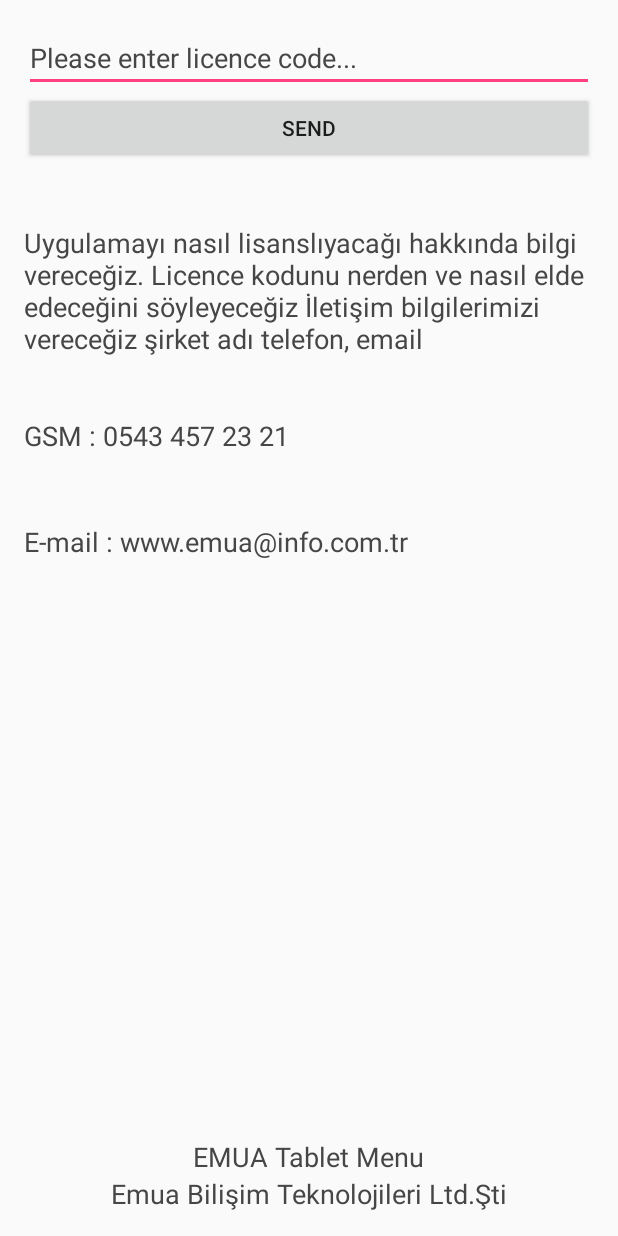
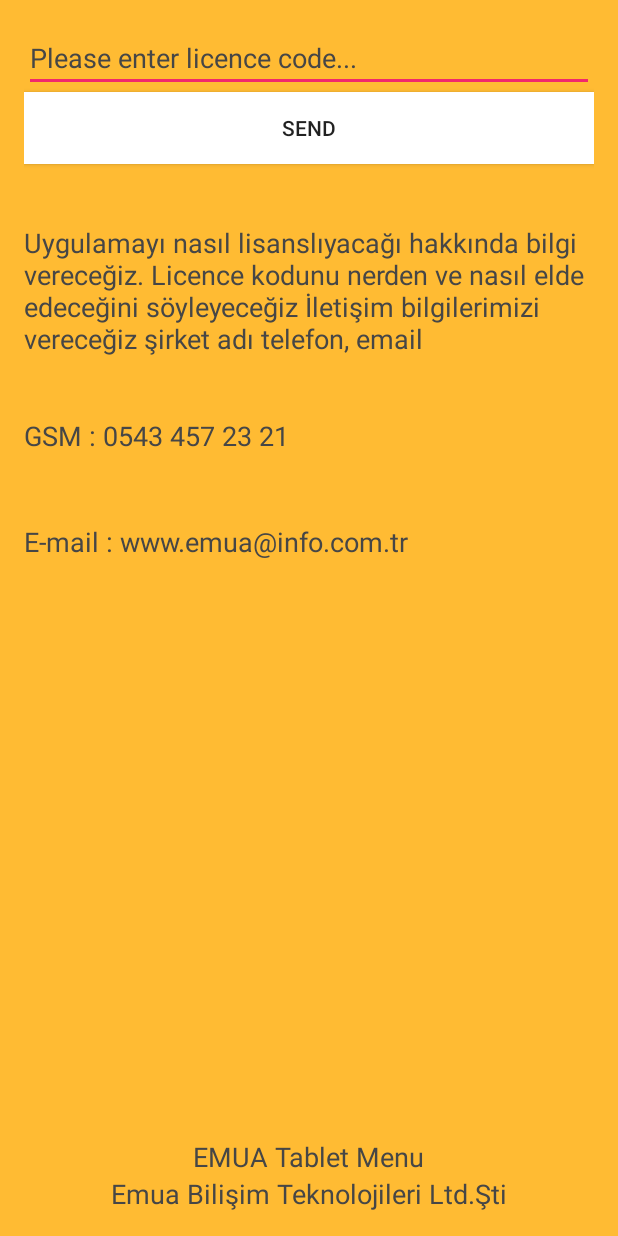
Before and after one commit to erdembingol/EMUA, an Android app: the layout activity_licence_screen.xml on its own in the app's theme, with its tools: preview values and no code run, on a phone screen of 412 x 824 dp. Run offline under Robolectric (Android 15) with nearby library versions, the phone set to English and light mode, and no system bars.

Commit message:
Emua Project
- Licence Screen edittext düzenlendi.
- Activity için geri gelme butonu eklendi.

```diff
--- a/app/src/main/java/com/evrekaguys/myapplication/CustomListAdapter.java
+++ b/app/src/main/java/com/evrekaguys/myapplication/CustomListAdapter.java
@@ -10,7 +10,6 @@ import android.widget.ImageView;
 import android.widget.TextView;
 
 import java.util.List;
-import java.util.Map;
 
 public class CustomListAdapter extends ArrayAdapter<String> {
 
--- a/app/src/main/java/com/evrekaguys/myapplication/ImageAdapter.java
+++ b/app/src/main/java/com/evrekaguys/myapplication/ImageAdapter.java
@@ -2,20 +2,16 @@ package com.evrekaguys.myapplication;
 
 import android.app.Activity;
 import android.app.Dialog;
-import android.content.Context;
 import android.graphics.Bitmap;
 import android.support.v4.view.PagerAdapter;
 import android.support.v4.view.ViewPager;
-import android.view.Gravity;
 import android.view.LayoutInflater;
 import android.view.View;
 import android.view.ViewGroup;
 import android.widget.Button;
 import android.widget.ImageView;
 import android.widget.LinearLayout;
-import android.widget.RelativeLayout;
 import android.widget.TextView;
-import android.widget.Toast;
 
 import com.evrekaguys.services.MenuServices;
 import com.evrekaguys.services.MenuServicesImpl;
--- a/app/src/main/java/com/evrekaguys/utils/MenuUtils.java
+++ b/app/src/main/java/com/evrekaguys/utils/MenuUtils.java
@@ -4,9 +4,6 @@ import android.content.Context;
 import android.graphics.Bitmap;
 import android.graphics.BitmapFactory;
 import android.net.ConnectivityManager;
-import android.net.wifi.WifiInfo;
-import android.net.wifi.WifiManager;
-import android.os.Environment;
 
 import java.io.File;
 import java.net.NetworkInterface;
--- a/app/src/main/res/layout/activity_licence_screen.xml
+++ b/app/src/main/res/layout/activity_licence_screen.xml
@@ -8,7 +8,8 @@ android:paddingBottom="@dimen/activity_vertical_margin"
 android:paddingLeft="@dimen/activity_horizontal_margin"
 android:paddingRight="@dimen/activity_horizontal_margin"
 android:paddingTop="@dimen/activity_vertical_margin"
-tools:context="com.evrekaguys.myapplication.LicenceScreen">
+tools:context="com.evrekaguys.myapplication.LicenceScreen"
+    android:background="@android:color/holo_orange_light">
 
 <Button
     android:layout_width="fill_parent"
@@ -17,7 +18,8 @@ tools:context="com.evrekaguys.myapplication.LicenceScreen">
     android:id="@+id/send"
     android:layout_below="@+id/licence_code"
     android:layout_alignParentLeft="true"
-    android:layout_alignParentStart="true" />
+    android:layout_alignParentStart="true"
+    android:background="#ffffff" />
 
 <EditText
     android:layout_width="wrap_content"
@@ -29,7 +31,8 @@ tools:context="com.evrekaguys.myapplication.LicenceScreen">
     android:layout_alignParentStart="true"
     android:layout_alignParentRight="true"
     android:layout_alignParentEnd="true"
-    android:textColor="#464646" />
+    android:textColor="#464646"
+    android:onClick="clearLicenceCodeArea" />
 
 <TextView
     android:layout_width="wrap_content"
--- a/app/src/main/res/values/colors.xml
+++ b/app/src/main/res/values/colors.xml
@@ -2,8 +2,8 @@
 <resources>
     <color name="colorPrimary">#3F51B5</color>
     <color name="colorPrimaryDark">#303F9F</color>
-    <color name="colorAccent">#FF4081</color>
-    <color name="blue">#00abea</color>
+    <color name="colorAccent">#f1286c</color>
+    <color name="blue">#0017ea</color>
     <color name="white">#ffffff</color>
     <color name="yellow">#FFFF99</color>
 </resources>
```
Also changed, not shown: app/src/main/AndroidManifest.xml (+26 -4 lines), app/src/main/java/com/evrekaguys/myapplication/GaleriOlusturmaActivity.java (+3 -11 lines), app/src/main/java/com/evrekaguys/myapplication/LicenceScreen.java (+7 -40 lines), app/src/main/java/com/evrekaguys/myapplication/MainActivity.java (+3 -13 lines), app/src/main/java/com/evrekaguys/myapplication/Services.java (+0 -15 lines), app/src/main/java/com/evrekaguys/myapplication/StartActivity.java (+5 -11 lines).
